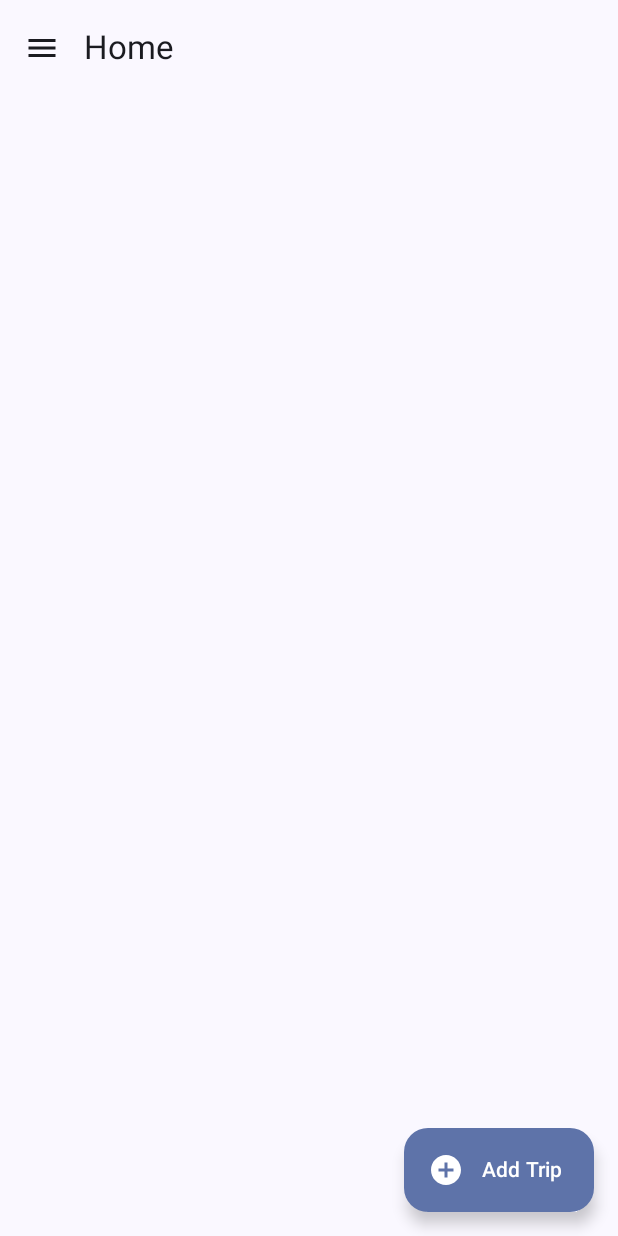
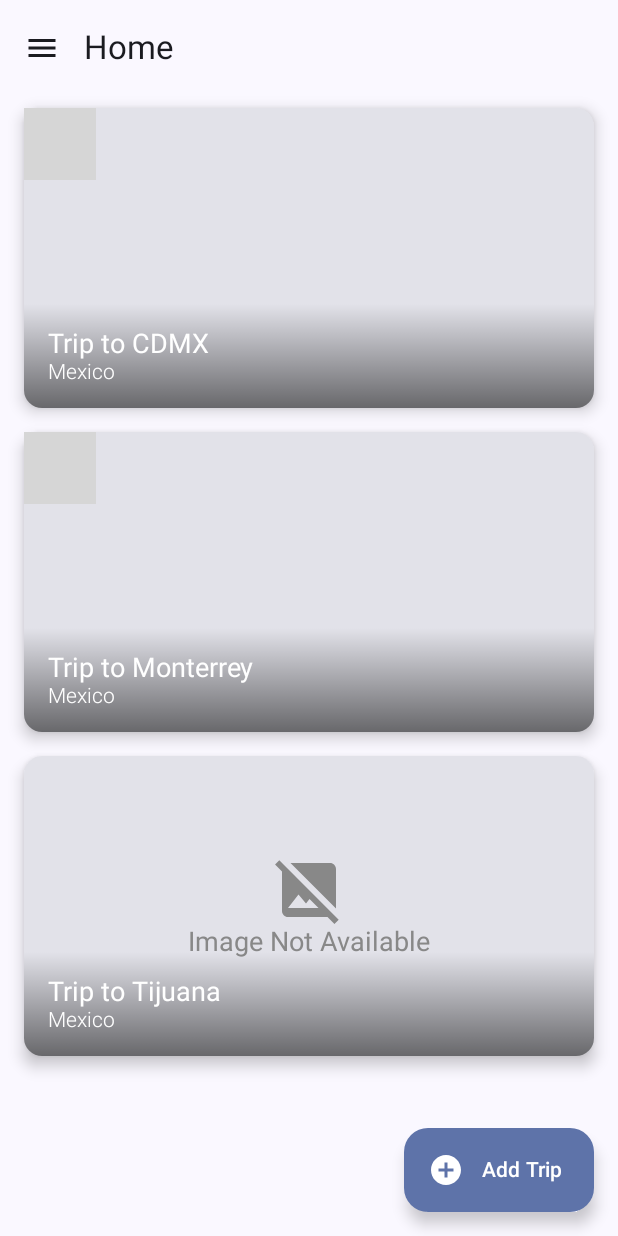
Before and after one commit to Aptivist/trips_upiicsa, an Android app built with Jetpack Compose: the screen it shows after launch (MainActivity), on a phone screen of 412 x 824 dp. Run offline under Robolectric (Android 15) with nearby library versions, the phone set to English and light mode, and no system bars; our stand-ins replace Dagger/Hilt's generated code; libraries missing offline, so code that uses them is left out: com.skydoves.landscapist; 2 statements that could not run were skipped; grey boxes are pictures that could not be loaded.

Commit message:
Navigation Compose, Glide Image, Icons Extended - August 25, 2025

```diff
--- a/app/src/main/AndroidManifest.xml
+++ b/app/src/main/AndroidManifest.xml
@@ -1,6 +1,8 @@
 <?xml version="1.0" encoding="utf-8"?>
 <manifest xmlns:android="http://schemas.android.com/apk/res/android"
     xmlns:tools="http://schemas.android.com/tools">
+
+    <uses-permission android:name="android.permission.INTERNET" />
 
     <application
         android:name=".TripsApplication"
--- a/app/src/main/java/com/aptivist/tripsupiicsaapp/MainActivity.kt
+++ b/app/src/main/java/com/aptivist/tripsupiicsaapp/MainActivity.kt
@@ -4,16 +4,8 @@ import android.os.Bundle
 import androidx.activity.ComponentActivity
 import androidx.activity.compose.setContent
 import androidx.activity.enableEdgeToEdge
-import androidx.compose.foundation.layout.fillMaxSize
-import androidx.compose.foundation.layout.padding
-import androidx.compose.material3.Scaffold
-import androidx.compose.material3.Text
-import androidx.compose.runtime.Composable
-import androidx.compose.ui.Modifier
-import androidx.compose.ui.tooling.preview.Preview
-import androidx.room.Room
+import com.aptivist.tripsupiicsaapp.ui.navigation.AppNavigation
 import com.aptivist.tripsupiicsaapp.ui.theme.TripsUpiicsaAppTheme
-import com.aptivist.tripsupiicsaapp.ui.views.HomeView
 import dagger.hilt.android.AndroidEntryPoint
 
 @AndroidEntryPoint
@@ -25,7 +17,7 @@ class MainActivity : ComponentActivity() {
         enableEdgeToEdge()
         setContent {
             TripsUpiicsaAppTheme {
-                HomeView()
+                AppNavigation()
             }
         }
     }
--- a/app/src/main/java/com/aptivist/tripsupiicsaapp/data/local/repository/SuccessMockDataTripRepository.kt
+++ b/app/src/main/java/com/aptivist/tripsupiicsaapp/data/local/repository/SuccessMockDataTripRepository.kt
@@ -19,7 +19,7 @@ class SuccessMockDataTripRepository @Inject constructor() : ITripRepository {
                     endDate = "",
                     location = LocationModel(latitude = 0.0, longitude = 0.0),
                     notes = "",
-                    coverImageUrl = "",
+                    coverImageUrl = "https://upload.wikimedia.org/wikipedia/commons/thumb/4/4f/Sobrevuelos_CDMX_HJ2A4913_%2825514321687%29_%28cropped%29.jpg/960px-Sobrevuelos_CDMX_HJ2A4913_%2825514321687%29_%28cropped%29.jpg",
                     photosUris = emptyList()
                 ),
                 TripModel(
@@ -30,7 +30,7 @@ class SuccessMockDataTripRepository @Inject constructor() : ITripRepository {
                     endDate = "",
                     location = LocationModel(latitude = 0.0, longitude = 0.0),
                     notes = "",
-                    coverImageUrl = "",
+                    coverImageUrl = "https://upload.wikimedia.org/wikipedia/commons/thumb/d/de/View_of_Monterrey_%282015%29.jpg/1200px-View_of_Monterrey_%282015%29.jpg",
                     photosUris = emptyList()
                 ),
                 TripModel(
--- a/app/src/main/java/com/aptivist/tripsupiicsaapp/ui/core/HomeTripCard.kt
+++ b/app/src/main/java/com/aptivist/tripsupiicsaapp/ui/core/HomeTripCard.kt
@@ -1,15 +1,19 @@
 package com.aptivist.tripsupiicsaapp.ui.core
 
-import androidx.compose.foundation.Image
 import androidx.compose.foundation.background
+import androidx.compose.foundation.layout.Arrangement
 import androidx.compose.foundation.layout.Box
 import androidx.compose.foundation.layout.Column
 import androidx.compose.foundation.layout.fillMaxSize
 import androidx.compose.foundation.layout.fillMaxWidth
 import androidx.compose.foundation.layout.height
 import androidx.compose.foundation.layout.padding
+import androidx.compose.foundation.layout.size
+import androidx.compose.material.icons.Icons
+import androidx.compose.material.icons.filled.ImageNotSupported
 import androidx.compose.material3.Card
 import androidx.compose.material3.CardDefaults
+import androidx.compose.material3.Icon
 import androidx.compose.material3.Text
 import androidx.compose.runtime.Composable
 import androidx.compose.ui.Alignment
@@ -17,15 +21,15 @@ import androidx.compose.ui.Modifier
 import androidx.compose.ui.graphics.Brush
 import androidx.compose.ui.graphics.Color
 import androidx.compose.ui.layout.ContentScale
-import androidx.compose.ui.res.painterResource
 import androidx.compose.ui.text.TextStyle
 import androidx.compose.ui.text.font.FontWeight
 import androidx.compose.ui.tooling.preview.Preview
 import androidx.compose.ui.unit.dp
 import androidx.compose.ui.unit.sp
-import com.aptivist.tripsupiicsaapp.R
 import com.aptivist.tripsupiicsaapp.domain.models.LocationModel
 import com.aptivist.tripsupiicsaapp.domain.models.TripModel
+import com.skydoves.landscapist.ImageOptions
+import com.skydoves.landscapist.glide.GlideImage
 
 @Composable
 fun HomeTripCard(
@@ -46,12 +50,35 @@ fun HomeTripCard(
                     .fillMaxWidth()
                     .height(200.dp)
             ) {
-                Image(
-                    painter = painterResource(R.drawable.beach),
-                    modifier = Modifier.fillMaxSize(),
-                    contentDescription = null,
-                    contentScale = ContentScale.Crop,
-                )
+                if (trip.coverImageUrl.isEmpty()) {
+                    Column(
+                        modifier = Modifier.fillMaxSize(),
+                        horizontalAlignment = Alignment.CenterHorizontally,
+                        verticalArrangement = Arrangement.Center,
+                    ) {
+                        Icon(
+                            Icons.Filled.ImageNotSupported,
+                            contentDescription = null,
+                            modifier = Modifier.size(48.dp),
+                            tint = Color.Gray
+                        )
+                        Text(
+                            "Image Not Available", style = TextStyle(
+                                fontSize = 18.sp,
+                                color = Color.Gray,
+                            )
+                        )
+                    }
+                } else {
+                    GlideImage(
+                        imageModel = { trip.coverImageUrl },
+                        imageOptions = ImageOptions(
+                            contentScale = ContentScale.Crop,
+                            alignment = Alignment.Center,
+                        )
+                    )
+                }
+
             }
             Box(
                 modifier = Modifier
--- /dev/null
+++ b/app/src/main/java/com/aptivist/tripsupiicsaapp/ui/navigation/AppNavigation.kt
@@ -0,0 +1,21 @@
+package com.aptivist.tripsupiicsaapp.ui.navigation
+
+import androidx.compose.runtime.Composable
+import androidx.navigation.compose.NavHost
+import androidx.navigation.compose.composable
+import androidx.navigation.compose.rememberNavController
+import com.aptivist.tripsupiicsaapp.ui.views.HomeView
+
+@Composable
+fun AppNavigation() {
+
+    val navController = rememberNavController()
+
+    NavHost(
+        navController = navController,
+        startDestination = AppRoutes.HOME
+    ) {
+        composable(route = AppRoutes.HOME) { HomeView() }
+    }
+
+}
--- /dev/null
+++ b/app/src/main/java/com/aptivist/tripsupiicsaapp/ui/navigation/AppRoutes.kt
@@ -0,0 +1,5 @@
+package com.aptivist.tripsupiicsaapp.ui.navigation
+
+object AppRoutes {
+    const val HOME = "home"
+}
--- a/app/src/main/java/com/aptivist/tripsupiicsaapp/ui/viewmodels/HomeViewModel.kt
+++ b/app/src/main/java/com/aptivist/tripsupiicsaapp/ui/viewmodels/HomeViewModel.kt
@@ -15,7 +15,7 @@ import javax.inject.Inject
 
 @HiltViewModel
 class HomeViewModel @Inject constructor(
-    val tripRepository: ITripRepository
+    val tripRepository: SuccessMockDataTripRepository
 ) : ViewModel() {
 
     private val _trips = mutableStateListOf<TripModel>()
--- a/gradle/libs.versions.toml
+++ b/gradle/libs.versions.toml
@@ -12,6 +12,9 @@ room = "2.7.2"
 ksp = "2.2.10-2.0.2"
 hiltAndroid = "2.57.1"
 hiltCompose = "1.2.0"
+landscapistGlide = "2.5.2"
+materialIconsExtended = "1.7.8"
+navigationCompose = "2.9.3"
 
 [libraries]
 androidx-core-ktx = { group = "androidx.core", name = "core-ktx", version.ref = "coreKtx" }
@@ -28,6 +31,9 @@ androidx-ui-tooling-preview = { group = "androidx.compose.ui", name = "ui-toolin
 androidx-ui-test-manifest = { group = "androidx.compose.ui", name = "ui-test-manifest" }
 androidx-ui-test-junit4 = { group = "androidx.compose.ui", name = "ui-test-junit4" }
 androidx-material3 = { group = "androidx.compose.material3", name = "material3" }
+landscapist-glide = { module = "com.github.skydoves:landscapist-glide", version.ref = "landscapistGlide" }
+androidx-material-icons-extended = { module = "androidx.compose.material:material-icons-extended", version.ref = "materialIconsExtended" }
+androidx-navigation-compose = { module = "androidx.navigation:navigation-compose", version.ref = "navigationCompose" }
 
 room-runtime = { group = "androidx.room", name = "room-runtime", version.ref = "room" }
 androidx-room-ktx = { group = "androidx.room", name = "room-ktx", version.ref = "room" }
```
Also changed, not shown: app/build.gradle.kts (+9 -0 lines).
